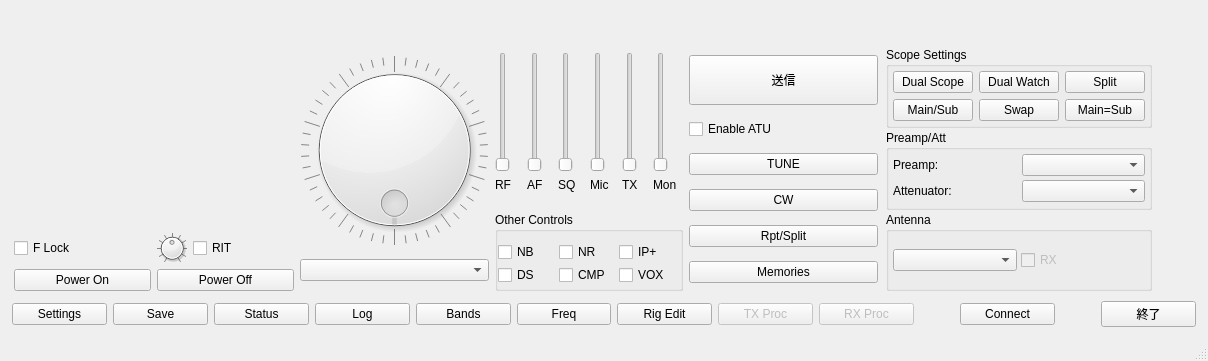
Old version of the form src/wfmain.ui in the repository kazushinjo/wfview-win.
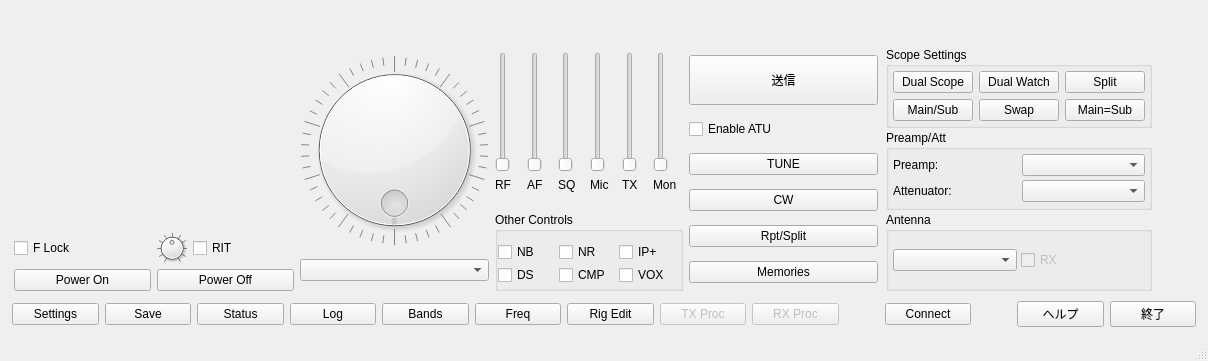
New version of the form. Custom widgets are drawn as their Qt base class.

The edit to the form file:
```diff
--- a/src/wfmain.ui
+++ b/src/wfmain.ui
@@ -1359,6 +1359,19 @@
          </property>
         </spacer>
        </item>
+       <item>
+        <widget class="QPushButton" name="helpBtn">
+         <property name="focusPolicy">
+          <enum>Qt::NoFocus</enum>
+         </property>
+         <property name="toolTip">
+          <string>操作説明書を表示します</string>
+         </property>
+         <property name="text">
+          <string>ヘルプ</string>
+         </property>
+        </widget>
+       </item>
        <item>
         <widget class="QPushButton" name="exitBtn">
          <property name="font">
```
